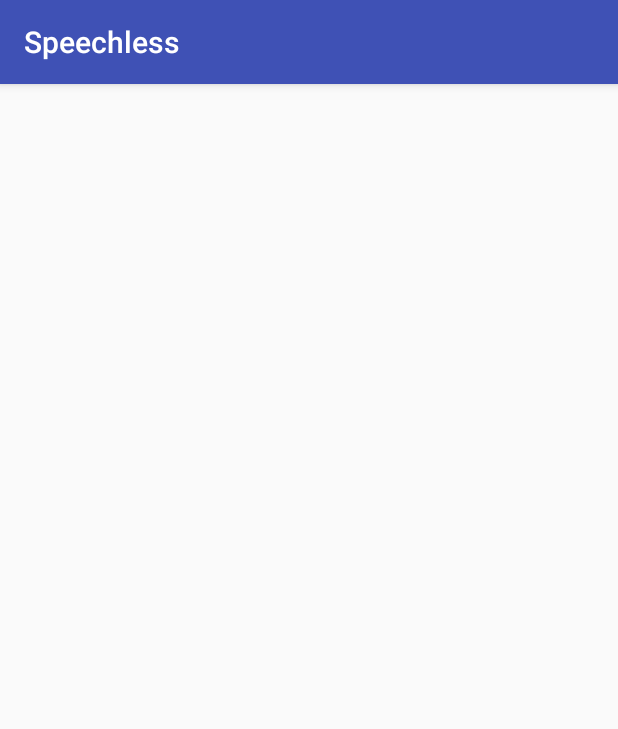
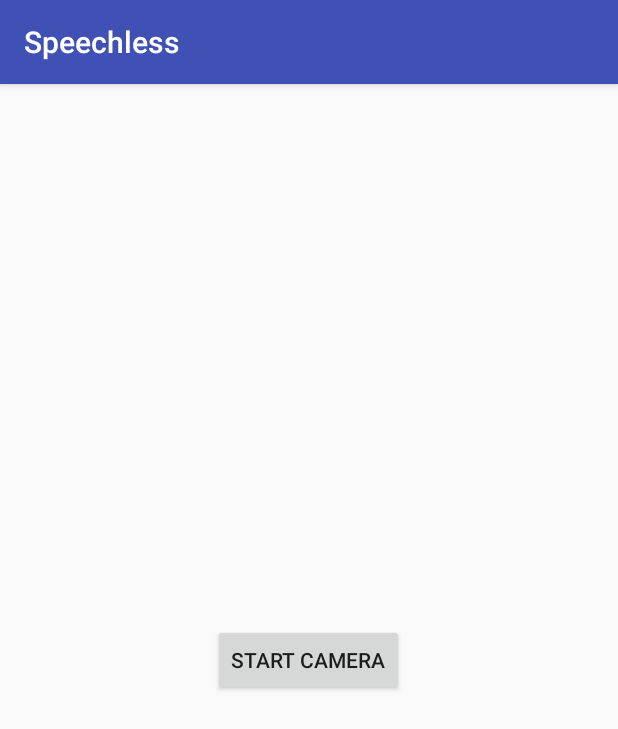
Before and after one commit to d4rthc0der5/speechless, an Android app: the screen it shows after launch (MainActivity), on a phone screen of 412 x 824 dp. Shown: the top 729 px of the screen. Run offline under Robolectric (Android 15) with nearby library versions, the phone set to English and light mode, and no system bars.

```diff
--- a/app/build.gradle
+++ b/app/build.gradle
@@ -4,7 +4,7 @@ android {
     compileSdkVersion 26
     defaultConfig {
         applicationId "com.sdsmdg.vishwas.speechless"
-        minSdkVersion 19
+        minSdkVersion 21
         targetSdkVersion 26
         versionCode 1
         versionName "1.0"
--- a/app/src/main/java/com/sdsmdg/vishwas/speechless/MainActivity.java
+++ b/app/src/main/java/com/sdsmdg/vishwas/speechless/MainActivity.java
@@ -1,13 +1,28 @@
 package com.sdsmdg.vishwas.speechless;
 
+import android.content.Intent;
 import android.support.v7.app.AppCompatActivity;
 import android.os.Bundle;
+import android.view.View;
+import android.widget.Button;
+import android.widget.Toast;
 
 public class MainActivity extends AppCompatActivity {
+
+    private Button cameraButton;
 
     @Override
     protected void onCreate(Bundle savedInstanceState) {
         super.onCreate(savedInstanceState);
         setContentView(R.layout.activity_main);
+
+        cameraButton = findViewById(R.id.camera_button);
+        cameraButton.setOnClickListener(new View.OnClickListener() {
+            @Override
+            public void onClick(View v) {
+                Toast.makeText(MainActivity.this, "Starting Camera", Toast.LENGTH_SHORT).show();
+                startActivity(new Intent(MainActivity.this, CameraActivity.class));
+            }
+        });
     }
 }
--- a/app/src/main/res/layout/activity_main.xml
+++ b/app/src/main/res/layout/activity_main.xml
@@ -1,9 +1,16 @@
 <?xml version="1.0" encoding="utf-8"?>
-<android.support.constraint.ConstraintLayout xmlns:android="http://schemas.android.com/apk/res/android"
+<RelativeLayout xmlns:android="http://schemas.android.com/apk/res/android"
     xmlns:app="http://schemas.android.com/apk/res-auto"
     xmlns:tools="http://schemas.android.com/tools"
     android:layout_width="match_parent"
     android:layout_height="match_parent"
     tools:context="com.sdsmdg.vishwas.speechless.MainActivity">
 
-</android.support.constraint.ConstraintLayout>
+    <Button
+        android:id="@+id/camera_button"
+        android:layout_width="wrap_content"
+        android:layout_height="wrap_content"
+        android:layout_centerHorizontal="true"
+        android:layout_centerVertical="true"
+        android:text="Start Camera" />
+</RelativeLayout>
```
Also changed, not shown: app/src/main/AndroidManifest.xml (+10 -0 lines), app/src/main/java/com/sdsmdg/vishwas/speechless/CameraActivity.java (added, +86 -0 lines), app/src/main/java/com/sdsmdg/vishwas/speechless/CameraPreview.java (added, +74 -0 lines), app/src/main/res/layout/activity_camera.xml (added, +19 -0 lines).
